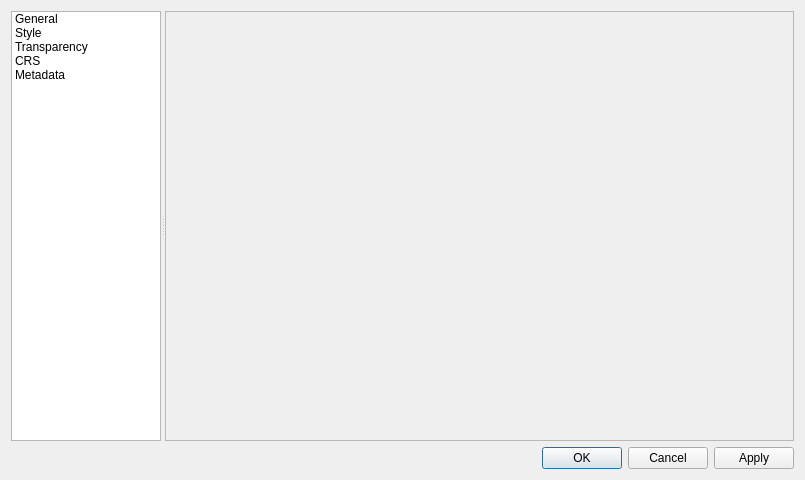
The window that enmapbox/gui/ui/rasterlayerpropertiesdialog.ui (jakimowb/enmapbox_testmigration2) describes before a commit, drawn with Qt 5.
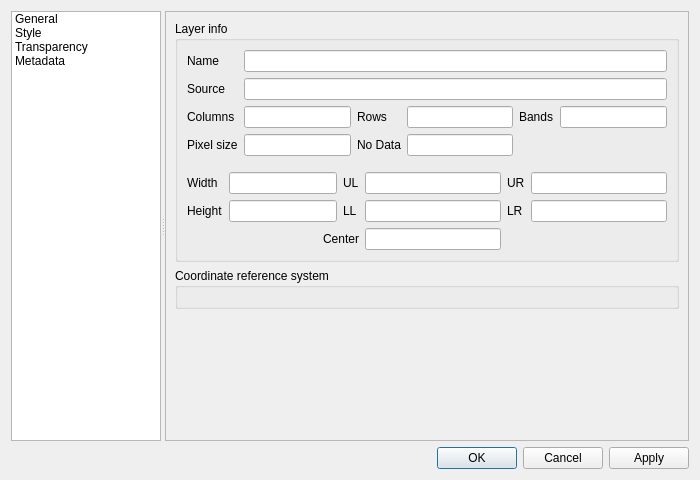
The same window after the commit. The open tabs and pages were chosen to show the change. Icons and pictures are not drawn. Custom widgets are drawn as their Qt base class.

Commit message: added UI elements to show general layer raster layer properties, transparency options and metadata

Diff of the .ui file:
```diff
--- a/enmapbox/gui/ui/rasterlayerpropertiesdialog.ui
+++ b/enmapbox/gui/ui/rasterlayerpropertiesdialog.ui
@@ -6,7 +6,7 @@
    <rect>
     <x>0</x>
     <y>0</y>
-    <width>805</width>
+    <width>700</width>
     <height>480</height>
    </rect>
   </property>
@@ -114,15 +114,6 @@
             <normaloff>:/images/themes/default/propertyicons/transparency.png</normaloff>:/images/themes/default/propertyicons/transparency.png</iconset>
           </property>
          </item>
-         <item>
-          <property name="text">
-           <string>CRS</string>
-          </property>
-          <property name="icon">
-           <iconset resource="../../../../../QGIS/images/images.qrc">
-            <normaloff>:/images/themes/default/propertyicons/CRS.svg</normaloff>:/images/themes/default/propertyicons/CRS.svg</iconset>
-          </property>
-         </item>
          <item>
           <property name="text">
            <string>Metadata</string>
@@ -179,10 +170,350 @@
                <rect>
                 <x>0</x>
                 <y>0</y>
-                <width>630</width>
+                <width>525</width>
                 <height>431</height>
                </rect>
               </property>
+              <layout class="QVBoxLayout" name="verticalLayout_10">
+               <item>
+                <widget class="QgsCollapsibleGroupBox" name="mLayerInfoGrpBx">
+                 <property name="title">
+                  <string>Layer info</string>
+                 </property>
+                 <property name="syncGroup">
+                  <string notr="true">rastergeneral</string>
+                 </property>
+                 <layout class="QVBoxLayout" name="verticalLayout_11">
+                  <item>
+                   <layout class="QGridLayout" name="_4">
+                    <item row="2" column="2">
+                     <widget class="QLabel" name="lblRows">
+                      <property name="sizePolicy">
+                       <sizepolicy hsizetype="Minimum" vsizetype="Minimum">
+                        <horstretch>0</horstretch>
+                        <verstretch>0</verstretch>
+                       </sizepolicy>
+                      </property>
+                      <property name="text">
+                       <string>Rows</string>
+                      </property>
+                     </widget>
+                    </item>
+                    <item row="2" column="3">
+                     <widget class="QLineEdit" name="tb_rows">
+                      <property name="readOnly">
+                       <bool>true</bool>
+                      </property>
+                     </widget>
+                    </item>
+                    <item row="2" column="1">
+                     <widget class="QLineEdit" name="tb_columns">
+                      <property name="readOnly">
+                       <bool>true</bool>
+                      </property>
+                     </widget>
+                    </item>
+                    <item row="2" column="6">
+                     <spacer name="horizontalSpacer_5">
+                      <property name="orientation">
+                       <enum>Qt::Horizontal</enum>
+                      </property>
+                      <property name="sizeHint" stdset="0">
+                       <size>
+                        <width>0</width>
+                        <height>20</height>
+                       </size>
+                      </property>
+                     </spacer>
+                    </item>
+                    <item row="2" column="0">
+                     <widget class="QLabel" name="lblColumns">
+                      <property name="sizePolicy">
+                       <sizepolicy hsizetype="Minimum" vsizetype="Minimum">
+                        <horstretch>0</horstretch>
+                        <verstretch>0</verstretch>
+                       </sizepolicy>
+                      </property>
+                      <property name="text">
+                       <string>Columns</string>
+                      </property>
+                     </widget>
+                    </item>
+                    <item row="1" column="0">
+                     <widget class="QLabel" name="lblLayerSource">
+                      <property name="text">
+                       <string>Source</string>
+                      </property>
+                     </widget>
+                    </item>
+                    <item row="0" column="0">
+                     <widget class="QLabel" name="lblDisplayName">
+                      <property name="text">
+                       <string>Name</string>
+                      </property>
+                     </widget>
+                    </item>
+                    <item row="1" column="1" colspan="5">
+                     <widget class="QLineEdit" name="tb_layersource">
+                      <property name="readOnly">
+                       <bool>true</bool>
+                      </property>
+                     </widget>
+                    </item>
+                    <item row="0" column="1" colspan="5">
+                     <widget class="QLineEdit" name="tb_layername"/>
+                    </item>
+                    <item row="3" column="0">
+                     <widget class="QLabel" name="lblColumns_2">
+                      <property name="sizePolicy">
+                       <sizepolicy hsizetype="Minimum" vsizetype="Minimum">
+                        <horstretch>0</horstretch>
+                        <verstretch>0</verstretch>
+                       </sizepolicy>
+                      </property>
+                      <property name="text">
+                       <string>Pixel size</string>
+                      </property>
+                     </widget>
+                    </item>
+                    <item row="3" column="1">
+                     <widget class="QLineEdit" name="tb_pixelsize">
+                      <property name="readOnly">
+                       <bool>true</bool>
+                      </property>
+                     </widget>
+                    </item>
+                    <item row="3" column="2">
+                     <widget class="QLabel" name="lblNoData">
+                      <property name="sizePolicy">
+                       <sizepolicy hsizetype="Minimum" vsizetype="Minimum">
+                        <horstretch>0</horstretch>
+                        <verstretch>0</verstretch>
+                       </sizepolicy>
+                      </property>
+                      <property name="text">
+                       <string>No Data</string>
+                      </property>
+                     </widget>
+                    </item>
+                    <item row="3" column="3">
+                     <widget class="QLineEdit" name="tb_nodata">
+                      <property name="readOnly">
+                       <bool>true</bool>
+                      </property>
+                     </widget>
+                    </item>
+                    <item row="2" column="4">
+                     <widget class="QLabel" name="lblRows_2">
+                      <property name="sizePolicy">
+                       <sizepolicy hsizetype="Minimum" vsizetype="Minimum">
+                        <horstretch>0</horstretch>
+                        <verstretch>0</verstretch>
+                       </sizepolicy>
+                      </property>
+                      <property name="text">
+                       <string>Bands</string>
+                      </property>
+                     </widget>
+                    </item>
+                    <item row="2" column="5">
+                     <widget class="QLineEdit" name="tb_bands">
+                      <property name="readOnly">
+                       <bool>true</bool>
+                      </property>
+                     </widget>
+                    </item>
+                   </layout>
+                  </item>
+                  <item>
+                   <layout class="QGridLayout" name="gridLayout" columnstretch="0,0,0,0,0,0">
+                    <property name="topMargin">
+                     <number>10</number>
+                    </property>
+                    <item row="0" column="2">
+                     <widget class="QLabel" name="label">
+                      <property name="toolTip">
+                       <string>Upper-left coordinate</string>
+                      </property>
+                      <property name="text">
+                       <string>UL</string>
+                      </property>
+                     </widget>
+                    </item>
+                    <item row="0" column="3">
+                     <widget class="QLineEdit" name="tb_upperLeft">
+                      <property name="sizePolicy">
+                       <sizepolicy hsizetype="Expanding" vsizetype="Fixed">
+                        <horstretch>1</horstretch>
+                        <verstretch>0</verstretch>
+                       </sizepolicy>
+                      </property>
+                      <property name="readOnly">
+                       <bool>true</bool>
+                      </property>
+                     </widget>
+                    </item>
+                    <item row="1" column="3">
+                     <widget class="QLineEdit" name="tb_lowerLeft">
+                      <property name="sizePolicy">
+                       <sizepolicy hsizetype="Expanding" vsizetype="Fixed">
+                        <horstretch>1</horstretch>
+                        <verstretch>0</verstretch>
+                       </sizepolicy>
+                      </property>
+                      <property name="readOnly">
+                       <bool>true</bool>
+                      </property>
+                     </widget>
+                    </item>
+                    <item row="1" column="2">
+                     <widget class="QLabel" name="label_7">
+                      <property name="toolTip">
+                       <string>Lower-left coordinate</string>
+                      </property>
+                      <property name="text">
+                       <string>LL</string>
+                      </property>
+                     </widget>
+                    </item>
+                    <item row="0" column="5">
+                     <widget class="QLineEdit" name="tb_upperRight">
+                      <property name="sizePolicy">
+                       <sizepolicy hsizetype="Expanding" vsizetype="Fixed">
+                        <horstretch>1</horstretch>
+                        <verstretch>0</verstretch>
+                       </sizepolicy>
+                      </property>
+                      <property name="toolTip">
+                       <string>Upper-right coordinate</string>
+                      </property>
+                      <property name="readOnly">
+                       <bool>true</bool>
+                      </property>
+                     </widget>
+                    </item>
+                    <item row="1" column="5">
+                     <widget class="QLineEdit" name="tb_lowerRight">
+                      <property name="sizePolicy">
+                       <sizepolicy hsizetype="Expanding" vsizetype="Fixed">
+                        <horstretch>1</horstretch>
+                        <verstretch>0</verstretch>
+                       </sizepolicy>
+                      </property>
+                      <property name="toolTip">
+                       <string>Lower-right coordinate</string>
+                      </property>
+                      <property name="readOnly">
+                       <bool>true</bool>
+                      </property>
+                     </widget>
+                    </item>
+                    <item row="0" column="4">
+                     <widget class="QLabel" name="label_4">
+                      <property name="text">
+                       <string>UR</string>
+                      </property>
+                     </widget>
+                    </item>
+                    <item row="1" column="4">
+                     <widget class="QLabel" name="label_8">
+                      <property name="text">
+                       <string>LR</string>
+                      </property>
+                     </widget>
+                    </item>
+                    <item row="0" column="0">
+                     <widget class="QLabel" name="label_9">
+                      <property name="text">
+                       <string>Width</string>
+                      </property>
+                     </widget>
+                    </item>
+                    <item row="0" column="1">
+                     <widget class="QLineEdit" name="tb_width">
+                      <property name="readOnly">
+                       <bool>true</bool>
+                      </property>
+                     </widget>
+                    </item>
+                    <item row="1" column="0">
+                     <widget class="QLabel" name="label_10">
+                      <property name="text">
+                       <string>Height</string>
+                      </property>
+                     </widget>
+                    </item>
+                    <item row="1" column="1">
+                     <widget class="QLineEdit" name="tb_height">
+                      <property name="readOnly">
+                       <bool>true</bool>
+                      </property>
+                     </widget>
+                    </item>
+                    <item row="2" column="1" colspan="2">
+                     <widget class="QLabel" name="label_11">
+                      <property name="toolTip">
+                       <string>Lower-left coordinate</string>
+                      </property>
+                      <property name="text">
+                       <string>Center</string>
+                      </property>
+                      <property name="alignment">
+                       <set>Qt::AlignRight|Qt::AlignTrailing|Qt::AlignVCenter</set>
+                      </property>
+                     </widget>
+                    </item>
+                    <item row="2" column="3">
+                     <widget class="QLineEdit" name="tb_center">
+                      <property name="sizePolicy">
+                       <sizepolicy hsizetype="Expanding" vsizetype="Fixed">
+                        <horstretch>1</horstretch>
+                        <verstretch>0</verstretch>
+                       </sizepolicy>
+                      </property>
+                      <property name="readOnly">
+                       <bool>true</bool>
+                      </property>
+                     </widget>
+                    </item>
+                   </layout>
+                  </item>
+                 </layout>
+                </widget>
+               </item>
+               <item>
+                <widget class="QgsCollapsibleGroupBox" name="grpSRS">
+                 <property name="title">
+                  <string>Coordinate reference system</string>
+                 </property>
+                 <property name="syncGroup">
+                  <string notr="true">rastergeneral</string>
+                 </property>
+                 <layout class="QVBoxLayout" name="verticalLayout_13">
+                  <item>
+                   <widget class="QgsProjectionSelectionWidget" name="mCrsSelector">
+                    <property name="focusPolicy">
+                     <enum>Qt::StrongFocus</enum>
+                    </property>
+                   </widget>
+                  </item>
+                 </layout>
+                </widget>
+               </item>
+               <item>
+                <spacer name="verticalSpacer">
+                 <property name="orientation">
+                  <enum>Qt::Vertical</enum>
+                 </property>
+                 <property name="sizeHint" stdset="0">
+                  <size>
+                   <width>20</width>
+                   <height>147</height>
+                  </size>
+                 </property>
+                </spacer>
+               </item>
+              </layout>
              </widget>
             </widget>
            </item>
@@ -465,6 +796,23 @@
    <header>qgscollapsiblegroupbox.h</header>
    <container>1</container>
   </customwidget>
+  <customwidget>
+   <class>QgsColorButton</class>
+   <extends>QPushButton</extends>
+   <header>qgscolorbutton.h</header>
+   <container>1</container>
+  </customwidget>
+  <customwidget>
+   <class>QgsProjectionSelectionWidget</class>
+   <extends>QWidget</extends>
+   <header>qgsprojectionselectionwidget.h</header>
+   <container>1</container>
+  </customwidget>
+  <customwidget>
+   <class>QgsBlendModeComboBox</class>
+   <extends>QComboBox</extends>
+   <header>qgsblendmodecombobox.h</header>
+  </customwidget>
  </customwidgets>
  <resources>
   <include location="resources.qrc"/>
```
Left out of the diff: 826 changed lines with no effect on the pictures.
